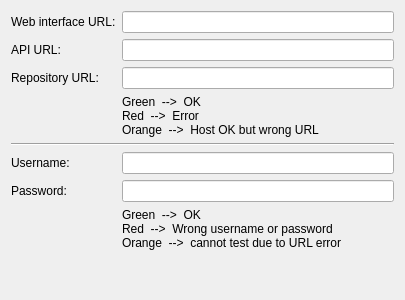
The window that src/ObsLightGui/ui/wizard_configServerUrl.ui (ronan22/obs-light) describes before a commit, drawn with Qt 5.
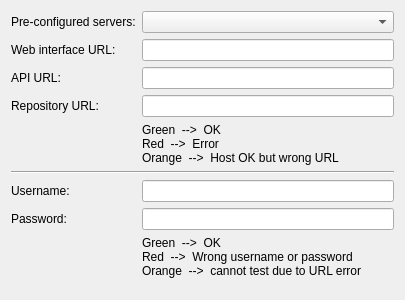
The same window after the commit.

Commit message: Added pre-configured servers in Wizard

```diff
--- a/src/ObsLightGui/ui/wizard_configServerUrl.ui
+++ b/src/ObsLightGui/ui/wizard_configServerUrl.ui
@@ -26,68 +26,68 @@
    <string notr="true">2</string>
   </attribute>
   <layout class="QFormLayout" name="formLayout">
-   <item row="0" column="0">
+   <item row="1" column="0">
     <widget class="QLabel" name="label">
      <property name="text">
       <string>Web interface URL:</string>
      </property>
     </widget>
    </item>
-   <item row="0" column="1">
+   <item row="1" column="1">
     <widget class="QLineEdit" name="webUrlLineEdit"/>
    </item>
-   <item row="2" column="1">
+   <item row="3" column="1">
     <widget class="QLineEdit" name="apiUrlLineEdit"/>
    </item>
-   <item row="4" column="1">
+   <item row="5" column="1">
     <widget class="QLineEdit" name="repoUrlLineEdit"/>
    </item>
-   <item row="2" column="0">
+   <item row="3" column="0">
     <widget class="QLabel" name="label_2">
      <property name="text">
       <string>API URL:</string>
      </property>
     </widget>
    </item>
-   <item row="4" column="0">
+   <item row="5" column="0">
     <widget class="QLabel" name="label_3">
      <property name="text">
       <string>Repository URL:</string>
      </property>
     </widget>
    </item>
-   <item row="9" column="0">
+   <item row="10" column="0">
     <widget class="QLabel" name="label_5">
      <property name="text">
       <string>Username:</string>
      </property>
     </widget>
    </item>
-   <item row="10" column="0">
+   <item row="11" column="0">
     <widget class="QLabel" name="label_4">
      <property name="text">
       <string>Password:</string>
      </property>
     </widget>
    </item>
-   <item row="9" column="1">
-    <widget class="QLineEdit" name="usernameLineEdit"/>
-   </item>
    <item row="10" column="1">
+    <widget class="QLineEdit" name="usernameLineEdit"/>
+   </item>
+   <item row="11" column="1">
     <widget class="QLineEdit" name="passwordLineEdit">
      <property name="echoMode">
       <enum>QLineEdit::Password</enum>
      </property>
     </widget>
    </item>
-   <item row="7" column="0" colspan="2">
+   <item row="8" column="0" colspan="2">
     <widget class="Line" name="line">
      <property name="orientation">
       <enum>Qt::Horizontal</enum>
      </property>
     </widget>
    </item>
-   <item row="11" column="1">
+   <item row="12" column="1">
     <widget class="QLabel" name="label_6">
      <property name="text">
       <string>Green  --&gt;  OK
@@ -96,7 +96,7 @@
      </property>
     </widget>
    </item>
-   <item row="5" column="1">
+   <item row="6" column="1">
     <widget class="QLabel" name="label_7">
      <property name="text">
       <string>Green  --&gt;  OK
@@ -105,6 +105,16 @@
      </property>
     </widget>
    </item>
+   <item row="0" column="1">
+    <widget class="QComboBox" name="preConfiguredServerCBox"/>
+   </item>
+   <item row="0" column="0">
+    <widget class="QLabel" name="label_8">
+     <property name="text">
+      <string>Pre-configured servers:</string>
+     </property>
+    </widget>
+   </item>
   </layout>
  </widget>
  <resources/>
```
The commit also changes 4 other files.
